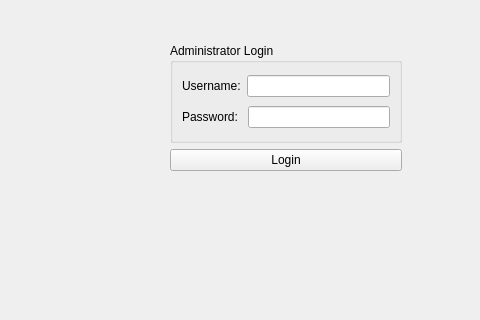
Above: loginscreen/loginwindow.ui from jgrady15/CS1C-Project-1 before the change; both pictures show x 120 to 600 and y 156 to 476 of the 600 by 600 pixel window. Below: the same form after it.
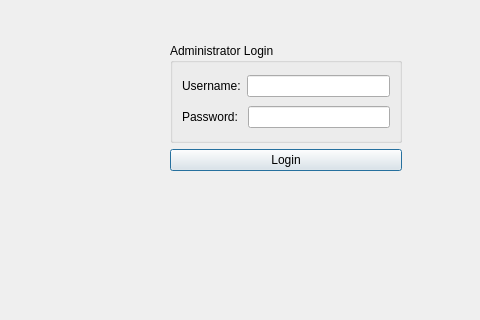
That is the form after the change.

Patch:
```diff
--- a/loginscreen/loginwindow.ui
+++ b/loginscreen/loginwindow.ui
@@ -95,6 +95,12 @@
        <property name="text">
         <string>Login</string>
        </property>
+       <property name="autoDefault">
+        <bool>true</bool>
+       </property>
+       <property name="default">
+        <bool>true</bool>
+       </property>
       </widget>
      </item>
     </layout>
```
Left out of the diff: 1 changed line with no effect on the pictures.
